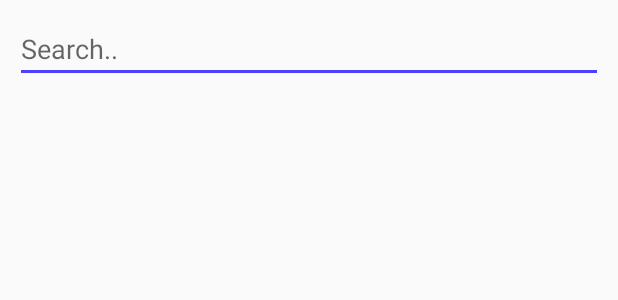
After one commit to nnlamb25/Broulims, an Android app: the layout activity_search_test.xml on its own in the app's theme, with its tools: preview values and no code run, on a phone screen of 412 x 824 dp. The commit adds this screen. Shown: the top 300 px of the screen. Run offline under Robolectric (Android 15) with nearby library versions, the light colour scheme and no system bars.

Commit message:
added the search. It is not working correctly right now

```diff
--- a/app/build.gradle
+++ b/app/build.gradle
@@ -39,6 +39,4 @@ dependencies {
 
 
 
-
-
 apply plugin: 'com.google.gms.google-services'
--- a/app/src/main/AndroidManifest.xml
+++ b/app/src/main/AndroidManifest.xml
@@ -19,7 +19,7 @@
         <activity android:name=".Database" />
         <activity android:name=".displayList" />
         <activity android:name=".DatabaseView" />
-        <activity android:name=".ShoppingList"></activity>
+        <activity android:name=".search_test"></activity>
     </application>
 
 </manifest>
--- a/app/src/main/java/com/broulims/broulims/FrontPage.java
+++ b/app/src/main/java/com/broulims/broulims/FrontPage.java
@@ -23,8 +23,9 @@ public class FrontPage extends AppCompatActivity {
         startActivity(intent);
     }
 
-    public void showSL(View view) {
-        Intent intent = new Intent(this, ShoppingList.class);
+
+    public void theSearch(View view) {
+        Intent intent = new Intent(this, search_test.class);
         startActivity(intent);
     }
 }
--- /dev/null
+++ b/app/src/main/res/layout/activity_search_test.xml
@@ -0,0 +1,22 @@
+<?xml version="1.0" encoding="utf-8"?>
+<LinearLayout xmlns:android="http://schemas.android.com/apk/res/android"
+    android:layout_width="match_parent"
+    android:layout_height="match_parent"
+    android:orientation="vertical"
+    android:padding="10dp"
+    >
+
+    <!-- Editext for Search -->
+    <EditText android:id="@+id/txtitem"
+        android:layout_width="match_parent"
+        android:layout_height="wrap_content"
+        android:hint="Search.."
+        />
+
+    <!-- List View -->
+    <ListView
+        android:id="@+id/listview"
+        android:layout_width="match_parent"
+        android:layout_height="wrap_content" />
+
+</LinearLayout>
--- a/app/src/main/res/values/colors.xml
+++ b/app/src/main/res/values/colors.xml
@@ -3,4 +3,5 @@
     <color name="colorPrimary">#3F51B5</color>
     <color name="colorPrimaryDark">#303F9F</color>
     <color name="colorAccent">#4d40ff</color>
+    <color name="broulim_green">#318a68</color>
 </resources>
```
Also changed, not shown: app/src/main/java/com/broulims/broulims/search_test.java (added, +130 -0 lines), app/src/main/res/layout/activity_front_page.xml (+10 -0 lines), app/src/main/res/layout/list_item.xml (added, +12 -0 lines), app/src/main/res/values/strings.xml (+2 -7 lines).
